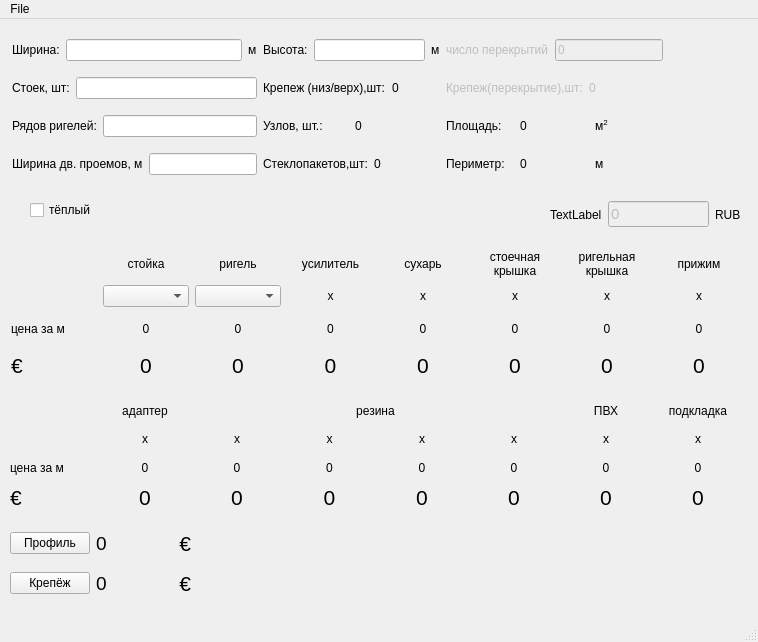
Old version of the form main.ui in the repository stogoff/facade.
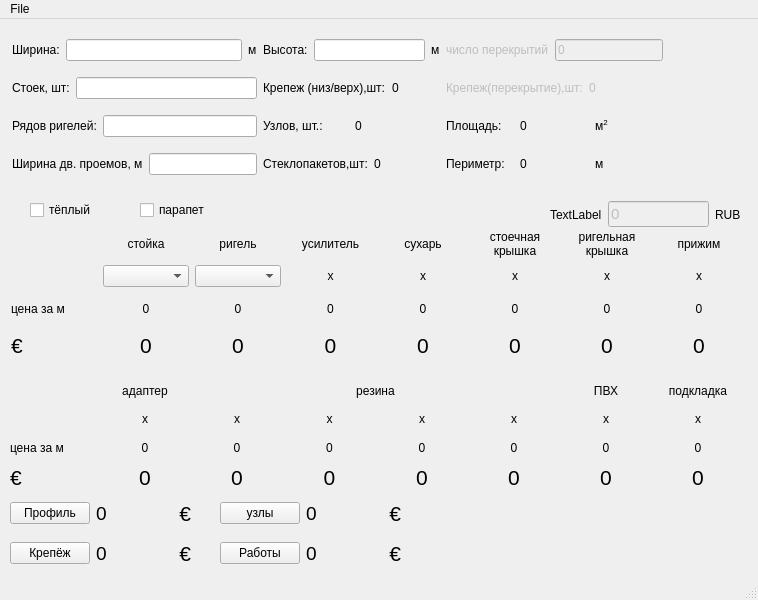
New version of the form.

What changed in the file:
```diff
--- a/main.ui
+++ b/main.ui
@@ -7,7 +7,7 @@
     <x>0</x>
     <y>0</y>
     <width>758</width>
-    <height>642</height>
+    <height>600</height>
    </rect>
   </property>
   <property name="windowTitle">
@@ -61,7 +61,7 @@
     <property name="geometry">
      <rect>
       <x>11</x>
-      <y>230</y>
+      <y>210</y>
       <width>731</width>
       <height>131</height>
      </rect>
@@ -653,7 +653,7 @@
     <property name="geometry">
      <rect>
       <x>10</x>
-      <y>510</y>
+      <y>480</y>
       <width>181</width>
       <height>29</height>
      </rect>
@@ -699,7 +699,7 @@
     <property name="geometry">
      <rect>
       <x>10</x>
-      <y>380</y>
+      <y>360</y>
       <width>731</width>
       <height>111</height>
      </rect>
@@ -1015,7 +1015,7 @@
     <property name="geometry">
      <rect>
       <x>10</x>
-      <y>550</y>
+      <y>520</y>
       <width>181</width>
       <height>29</height>
      </rect>
@@ -1070,13 +1070,111 @@
      <string>тёплый</string>
     </property>
    </widget>
-   <zorder>layoutWidget</zorder>
-   <zorder>layoutWidget</zorder>
-   <zorder>layoutWidget</zorder>
-   <zorder>layoutWidget</zorder>
-   <zorder>layoutWidget</zorder>
-   <zorder>layoutWidget_2</zorder>
-   <zorder>checkBox</zorder>
+   <widget class="QWidget" name="layoutWidget_3">
+    <property name="geometry">
+     <rect>
+      <x>220</x>
+      <y>480</y>
+      <width>181</width>
+      <height>29</height>
+     </rect>
+    </property>
+    <layout class="QHBoxLayout" name="horizontalLayout_16">
+     <item>
+      <widget class="QPushButton" name="pushButtonG">
+       <property name="text">
+        <string>узлы</string>
+       </property>
+      </widget>
+     </item>
+     <item>
+      <widget class="QLabel" name="label_total_g">
+       <property name="font">
+        <font>
+         <pointsize>14</pointsize>
+        </font>
+       </property>
+       <property name="text">
+        <string>0</string>
+       </property>
+      </widget>
+     </item>
+     <item>
+      <widget class="QLabel" name="label_sum2_10">
+       <property name="font">
+        <font>
+         <pointsize>16</pointsize>
+        </font>
+       </property>
+       <property name="text">
+        <string>€</string>
+       </property>
+       <property name="alignment">
+        <set>Qt::AlignRight|Qt::AlignTrailing|Qt::AlignVCenter</set>
+       </property>
+      </widget>
+     </item>
+    </layout>
+   </widget>
+   <widget class="QWidget" name="layoutWidget_4">
+    <property name="geometry">
+     <rect>
+      <x>220</x>
+      <y>520</y>
+      <width>181</width>
+      <height>29</height>
+     </rect>
+    </property>
+    <layout class="QHBoxLayout" name="horizontalLayout_17">
+     <item>
+      <widget class="QPushButton" name="pushButtonH">
+       <property name="text">
+        <string>Работы</string>
+       </property>
+      </widget>
+     </item>
+     <item>
+      <widget class="QLabel" name="label_total_h">
+       <property name="font">
+        <font>
+         <pointsize>14</pointsize>
+        </font>
+       </property>
+       <property name="text">
+        <string>0</string>
+       </property>
+      </widget>
+     </item>
+     <item>
+      <widget class="QLabel" name="label_sum2_11">
+       <property name="font">
+        <font>
+         <pointsize>16</pointsize>
+        </font>
+       </property>
+       <property name="text">
+        <string>€</string>
+       </property>
+       <property name="alignment">
+        <set>Qt::AlignRight|Qt::AlignTrailing|Qt::AlignVCenter</set>
+       </property>
+      </widget>
+     </item>
+    </layout>
+   </widget>
+   <widget class="QCheckBox" name="checkBox_2">
+    <property name="geometry">
+     <rect>
+      <x>140</x>
+      <y>180</y>
+      <width>97</width>
+      <height>22</height>
+     </rect>
+    </property>
+    <property name="text">
+     <string>парапет</string>
+    </property>
+   </widget>
   </widget>
   <widget class="QMenuBar" name="menubar">
    <property name="geometry">
```
